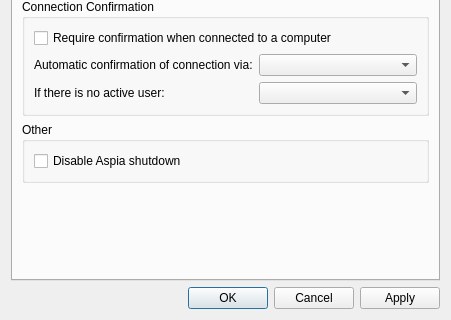
The window that source/host/ui/config_dialog.ui (dchapyshev/aspia) describes before a commit, drawn with Qt 5; both pictures show x 0 to 451 and y 268 to 588 of the 451 by 588 pixel window.
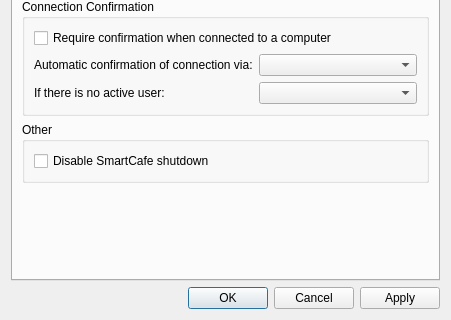
The same window after the commit. The open tabs and pages were chosen to show the change. Icons and pictures are not drawn.

Commit message:
Rebrand to SmartCafe
- Replace Aspia branding in UI, resources and installer translations

- Rename output binaries/services to smartcafe_* and update WiX/build scripts

- Update client session title after connect to show host computer name

What changed in the file:
```diff
--- a/source/host/ui/config_dialog.ui
+++ b/source/host/ui/config_dialog.ui
@@ -394,7 +394,7 @@
           <item>
            <widget class="QCheckBox" name="checkbox_disable_shutdown">
             <property name="text">
-             <string>Disable Aspia shutdown</string>
+             <string>Disable SmartCafe shutdown</string>
             </property>
            </widget>
           </item>
```
Left out of the diff: 2 changed lines with no effect on the pictures. The commit also changes 1085 other files.
